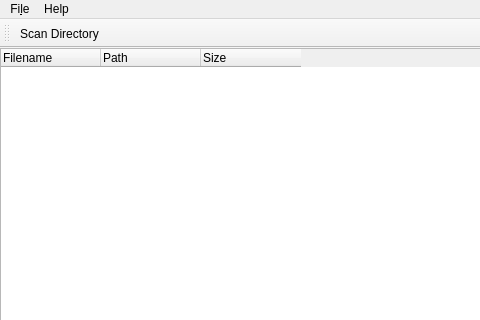
The window that mainwindow.ui (qjex/dff) describes before a commit, drawn with Qt 5; both pictures show x 0 to 480 and y 0 to 320 of the 851 by 600 pixel window.
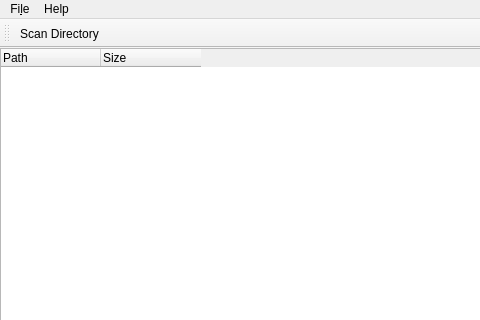
The same window after the commit.

Patch:
```diff
--- a/mainwindow.ui
+++ b/mainwindow.ui
@@ -30,7 +30,7 @@
     <item>
      <widget class="QTreeWidget" name="treeWidget">
       <property name="columnCount">
-       <number>3</number>
+          <number>2</number>
       </property>
       <attribute name="headerMinimumSectionSize">
        <number>100</number>
@@ -38,11 +38,6 @@
       <attribute name="headerStretchLastSection">
        <bool>false</bool>
       </attribute>
-      <column>
-       <property name="text">
-        <string>Filename</string>
-       </property>
-      </column>
       <column>
        <property name="text">
         <string>Path</string>
```
